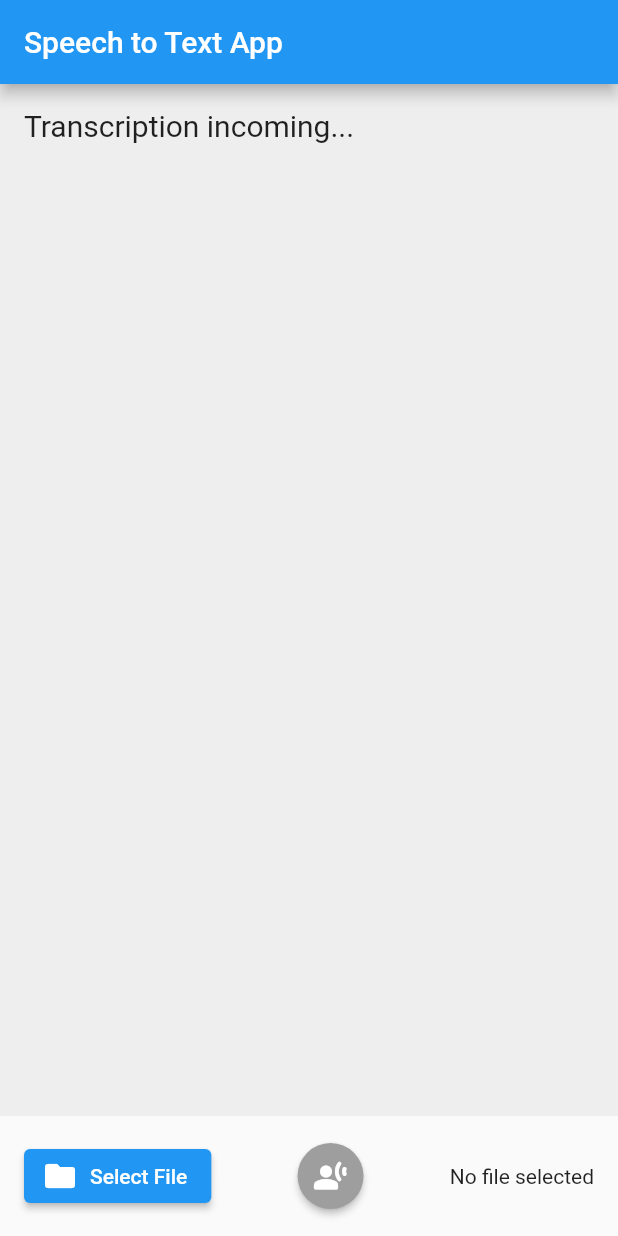
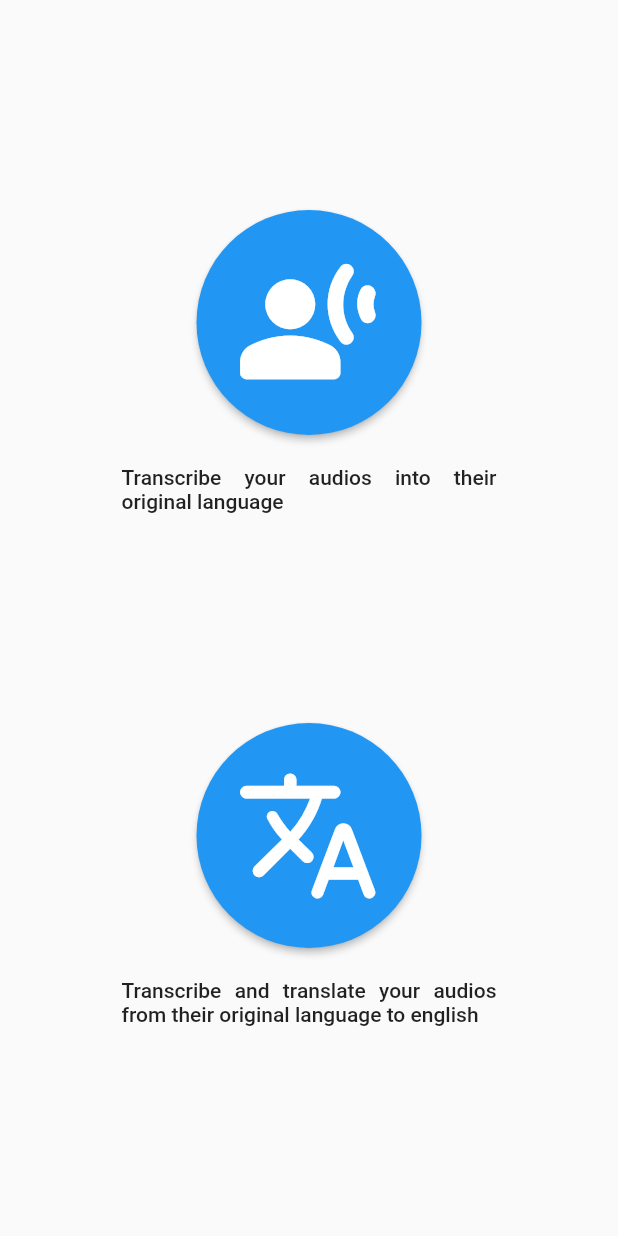
Before and after one commit to amadoug2g-zuehlke/AI_Note_Taking, a Flutter app: the screen it shows after launch, on a phone screen of 412 x 824 dp. Run offline on Flutter 3.47's test engine with Material 2 defaults, Android fonts, the phone set to English and light mode, and no system bars; our stand-ins replace audioplayers, file_picker, fluttertoast; missing offline and left inert: flutter_sound, receive_sharing_intent.

Commit message:
Adding optional parameters for TranscriptionRequest Adding routes to TranscriptionScreen & TranslationScreen Implementing WelcomeScreen

```diff
--- a/ai_note_taking/lib/src/features/transcription/data/service/transcription.dart
+++ /dev/null
@@ -1,23 +0,0 @@
-import 'dart:convert';
-import 'package:ai_note_taking/src/features/transcription/data/service/networking.dart';
-import 'package:ai_note_taking/src/features/transcription/domain/model/transcription_response.dart';
-import 'package:ai_note_taking/utils/constants.dart';
-
-class TranscriptionModel {
-  final String promptModel = 'whisper-1';
-  final String promptFeature = 'audio/transcriptions';
-
-  Future<TranscriptionResponse> getTranscription(String filePath) async {
-    final Map<String, String> headers = {
-      'Authorization': 'Bearer $openAIBearerToken',
-      'Content-Type': 'multipart/form-data',
-    };
-
-    String url = '$openAIBaseURL/$promptFeature';
-
-    NetworkHelper networkHelper = NetworkHelper(url);
-
-    var transcriptionResponse = await networkHelper.getData(headers, filePath);
-    return transcriptionResponse;
-  }
-}
--- a/ai_note_taking/lib/src/features/transcription/presentation/screens/transcription_screen.dart
+++ b/ai_note_taking/lib/src/features/transcription/presentation/screens/transcription_screen.dart
@@ -1,6 +1,6 @@
 import 'dart:async';
 import 'dart:io';
-import 'package:ai_note_taking/src/features/transcription/data/service/transcription.dart';
+import 'package:ai_note_taking/src/features/transcription/data/service/transcription_request.dart';
 import 'package:audioplayers/audioplayers.dart';
 import 'package:flutter/material.dart';
 import 'package:file_picker/file_picker.dart';
@@ -136,7 +136,8 @@ class _TranscriptionScreenState extends State<TranscriptionScreen> {
   }
 
   void displayTranscription({String? filePath, String? path}) async {
-    TranscriptionModel transcriptionModel = TranscriptionModel();
+    TranscriptionRequest transcriptionModel =
+        TranscriptionRequest(requestFilePath: filePath ?? path!);
 
     var result = (filePath!.length > path!.length)
         ? await transcriptionModel.getTranscription(filePath)
@@ -235,36 +236,6 @@ class _TranscriptionScreenState extends State<TranscriptionScreen> {
                     foregroundColor: Colors.white,
                   ),
                 ),
-                /*
-                ElevatedButton(
-                  onPressed: () {
-                    if (_sharedFiles != null) {
-                      if (isFilePlaying) {
-                        playFile(audioPlayer.source);
-                      } else {
-                        stopFile();
-                      }
-                    } else {
-                      Fluttertoast.showToast(
-                          msg: "No file currently selected",
-                          toastLength: Toast.LENGTH_SHORT,
-                          gravity: ToastGravity.CENTER,
-                          timeInSecForIosWeb: 1,
-                          textColor: Colors.white,
-                          fontSize: 16.0);
-                    }
-                  },
-                  style: ElevatedButton.styleFrom(
-                    shape: const CircleBorder(),
-                    padding: const EdgeInsets.all(10.0),
-                    backgroundColor: isFilePlaying ? Colors.red : Colors.blue,
-                    foregroundColor: Colors.white,
-                  ),
-                  child: Icon(isFilePlaying
-                      ? Icons.stop_rounded
-                      : Icons.play_arrow_rounded),
-                ),
-                */
                 ElevatedButton(
                   onPressed: () {
                     if (_selectedFile != null) {
--- a/ai_note_taking/lib/src/features/welcome/presentation/screens/welcome_screen.dart
+++ b/ai_note_taking/lib/src/features/welcome/presentation/screens/welcome_screen.dart
@@ -1 +1,84 @@
-//TODO: Implement welcome screen - transcription (local or shared) / translation menu interface
+import 'package:flutter/material.dart';
+
+class WelcomeScreen extends StatelessWidget {
+  const WelcomeScreen({Key? key}) : super(key: key);
+
+  @override
+  Widget build(BuildContext context) {
+    return Scaffold(
+      body: Center(
+        child: Column(
+          mainAxisAlignment: MainAxisAlignment.spaceEvenly,
+          children: const [
+            RoundedMenuIcon(
+                menuDestination: '/transcription',
+                menuButton: Icon(
+                  Icons.transcribe_rounded,
+                  color: Colors.white,
+                  size: 100,
+                ),
+                menuDescription:
+                    'Transcribe your audios into their original language'),
+            RoundedMenuIcon(
+              menuDestination: '/translation',
+              menuButton: Icon(
+                Icons.translate_rounded,
+                color: Colors.white,
+                size: 100,
+              ),
+              menuDescription:
+                  'Transcribe and translate your audios from their original language to english',
+            ),
+          ],
+        ),
+      ),
+    );
+  }
+}
+
+class RoundedMenuIcon extends StatelessWidget {
+  const RoundedMenuIcon({
+    super.key,
+    required this.menuDestination,
+    required this.menuButton,
+    required this.menuDescription,
+  });
+
+  final Icon menuButton;
+  final String menuDescription;
+  final String menuDestination;
+
+  @override
+  Widget build(BuildContext context) {
+    return Column(
+      children: [
+        SizedBox(
+          height: 150,
+          width: 150,
+          child: ElevatedButton(
+            onPressed: () {
+              Navigator.pushNamed(context, menuDestination);
+            },
+            style: ButtonStyle(
+              shape: MaterialStateProperty.all<RoundedRectangleBorder>(
+                RoundedRectangleBorder(
+                  borderRadius: BorderRadius.circular(100.0),
+                ),
+              ),
+            ),
+            child: menuButton,
+          ),
+        ),
+        const SizedBox(height: 20),
+        SizedBox(
+          width: 250,
+          child: Text(
+            menuDescription,
+            style: const TextStyle(fontWeight: FontWeight.w500, fontSize: 14),
+            textAlign: TextAlign.justify,
+          ),
+        ),
+      ],
+    );
+  }
+}
```
Also changed, not shown: ai_note_taking/lib/main.dart (+10 -4 lines), ai_note_taking/lib/src/features/transcription/data/service/networking.dart (+12 -7 lines), ai_note_taking/lib/src/features/transcription/data/service/transcription_request.dart (added, +38 -0 lines), ai_note_taking/lib/src/features/translation/presentation/screens/translation_screen.dart (+17 -1 lines), ai_note_taking/lib/src/features/translation/domain/model/translation_response.dart (added).
